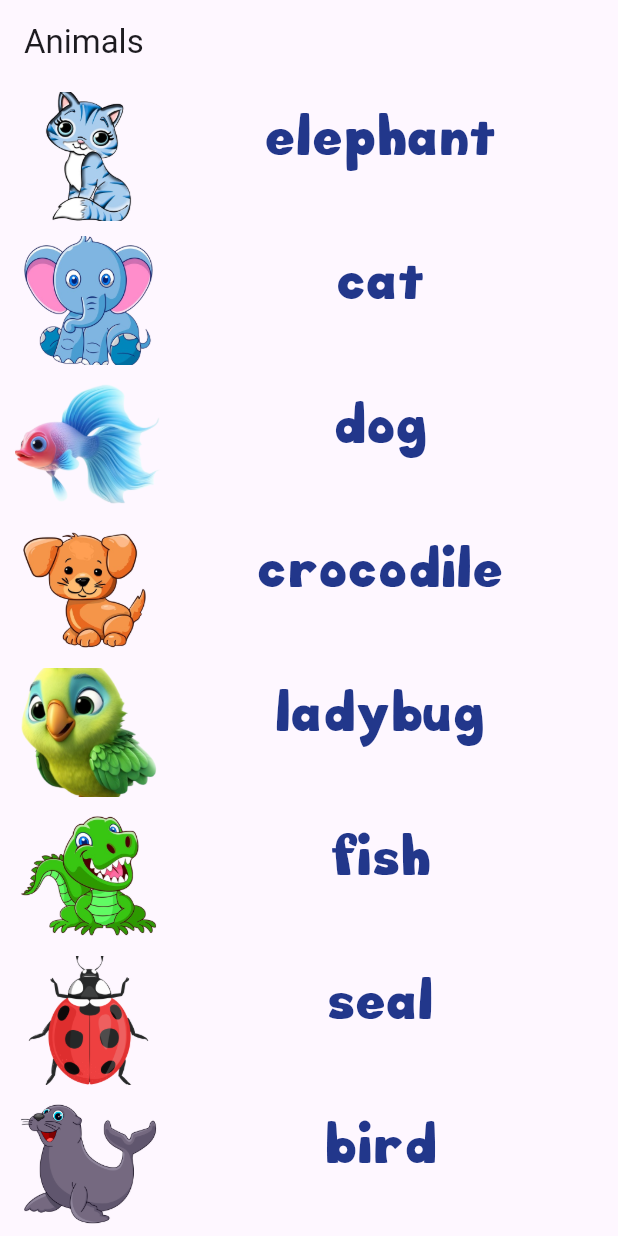
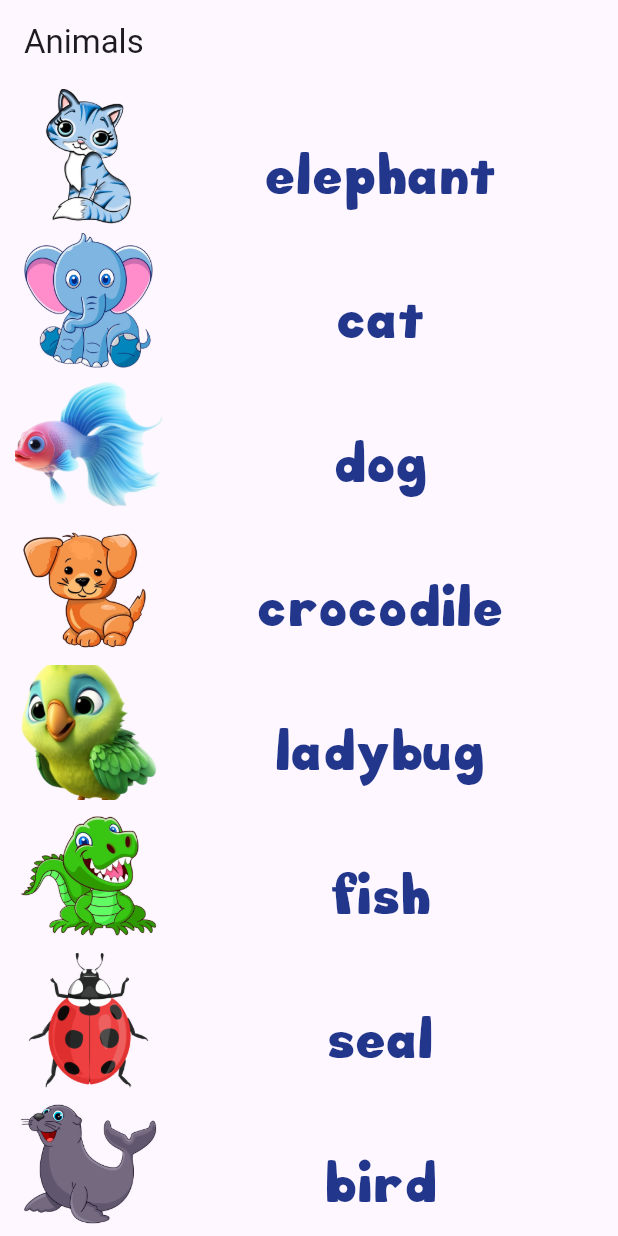
Before and after one commit to Roohollah-Habibi/animals_habitat, a Flutter app: the screen it shows after launch, on a phone screen of 412 x 824 dp. Run offline on Flutter 3.47's test engine with Material 3 defaults, Android fonts, the phone set to English and light mode, and no system bars.

Commit message:
make the fonts center

```diff
--- a/lib/animal_path_widget.dart
+++ b/lib/animal_path_widget.dart
@@ -13,7 +13,6 @@ class AnimalPathWidget extends StatefulWidget {
 
 class _AnimalPathWidgetState extends State<AnimalPathWidget> {
   bool isDraggedSuccessful = false;
-
   @override
   Widget build(BuildContext context) {
     return SizedBox(
--- a/lib/home_page.dart
+++ b/lib/home_page.dart
@@ -14,9 +14,11 @@ class HomePage extends StatelessWidget {
       children: Animal.animalShuffleNameList.map((animName) {
         final String path = Animal.animalsPathList.elementAt(index);
         index++;
-        return AnimalRow(
+        return Expanded(
+          child: AnimalRow(
             imageText: animName,
             imagePath: path,
+          ),
         );
       }).toList(),
     );
@@ -32,9 +34,8 @@ class AnimalRow extends StatelessWidget {
 
   @override
   Widget build(BuildContext context) {
-    return Expanded(
-      child: Padding(
-        padding: const EdgeInsets.symmetric(horizontal: 10.0, vertical: 5),
+    return Padding(
+      padding: const EdgeInsets.symmetric(horizontal: 10.0, vertical: 3.0),
       child: Row(
         mainAxisAlignment: MainAxisAlignment.spaceBetween,
         children: [
@@ -51,7 +52,6 @@ class AnimalRow extends StatelessWidget {
           ),
         ],
       ),
-      ),
     );
   }
 }
--- a/lib/utils.dart
+++ b/lib/utils.dart
@@ -11,7 +11,8 @@ const TextStyle customTextStyle = TextStyle(
 );
 const TextStyle customTextStyleWithImage = TextStyle(
   fontWeight: FontWeight.normal,
+  letterSpacing: 2,
   color: Color.fromARGB(255, 0, 156, 2),
   fontFamily: 'big_button_font',
-  fontSize: 24,
+  fontSize: 22,
 );
```
Also changed, not shown: lib/animal_name_widget.dart (+18 -5 lines). Lines whose indentation alone changed are shown as unchanged.
